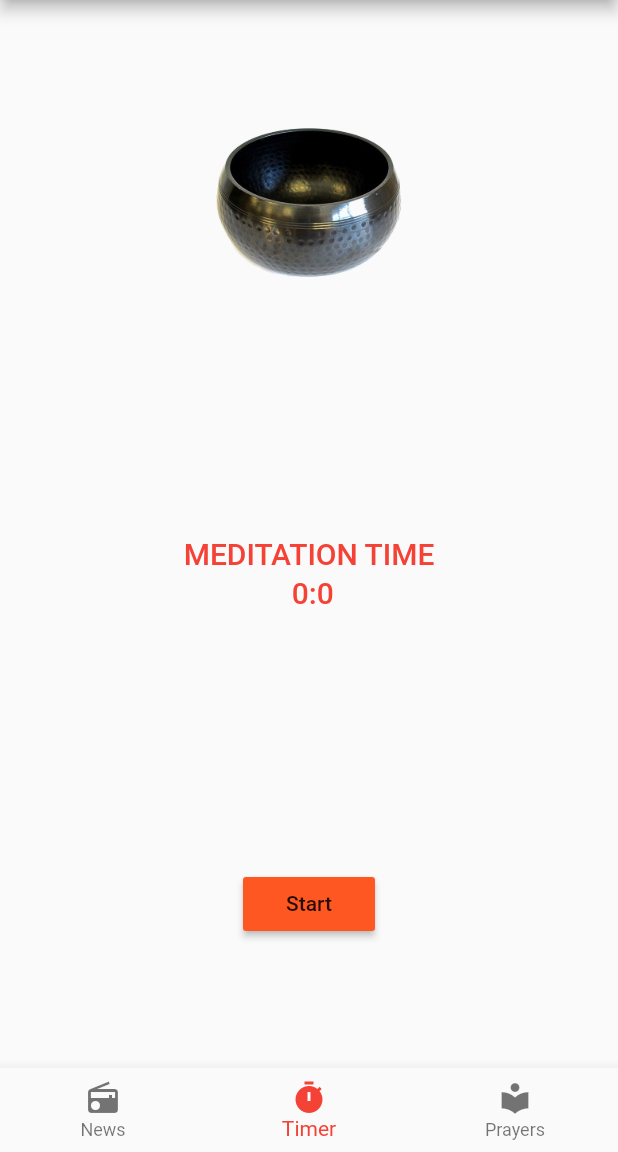
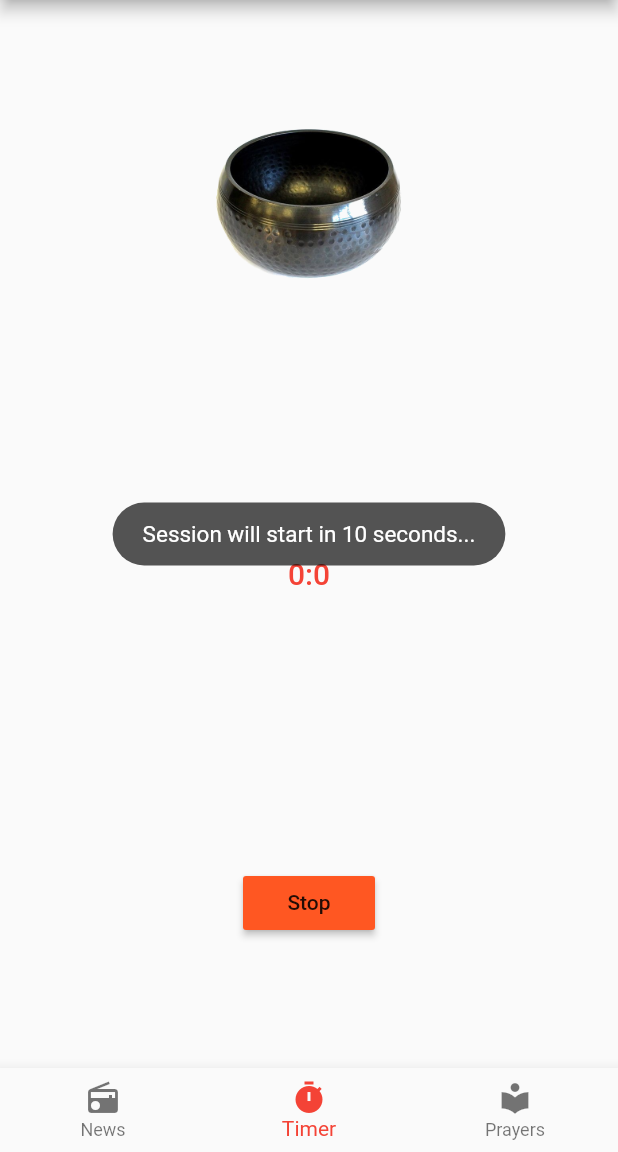
Before and after one commit to Adriano72/wccm, a Flutter app: the screen it shows after launch, item 2 of the bottom bar chosen, after a tap on "Start", on a phone screen of 412 x 824 dp, the part 84-1236 px from its top. Run offline on Flutter 3.47's test engine with Material 2 defaults, Android fonts, the phone set to English and light mode, and no system bars; our stand-ins replace audioplayers, shared_preferences, toast, wakelock; missing offline and left inert: flutter_duration_picker; network calls fail; Roboto replaces fonts that are missing (Rock Salt).

Commit message:
Timer funzionante, screen lock and shared preferences

```diff
--- a/lib/widgets/timer/timer_settings.dart
+++ b/lib/widgets/timer/timer_settings.dart
@@ -4,6 +4,8 @@ import 'package:shared_preferences/shared_preferences.dart';
 import 'dart:async';
 import 'package:audioplayers/audio_cache.dart';
 import 'package:audioplayers/audioplayers.dart';
+import 'package:toast/toast.dart';
+import 'package:wakelock/wakelock.dart';
 
 class TimerSettings extends StatefulWidget {
   @override
@@ -21,6 +23,11 @@ class _TimerSettingsState extends State<TimerSettings> {
   bool timerStarted = false;
   Timer timer;
 
+  void showToast(String message) {
+    Toast.show(message, context,
+        duration: Toast.LENGTH_LONG, gravity: Toast.CENTER);
+  }
+
   static AudioPlayer advancedPlayer = AudioPlayer();
   AudioCache player = AudioCache(
       respectSilence: false, prefix: 'sounds/', fixedPlayer: advancedPlayer);
@@ -28,18 +35,26 @@ class _TimerSettingsState extends State<TimerSettings> {
   @override
   void initState() {
     player.load('LaurenceBowlEnd.mp3');
+    _getStoredMedTime();
     super.initState();
   }
 
   void startTimer() {
+    Wakelock.toggle(on: true);
     const oneSec = const Duration(seconds: 1);
+    Future.delayed(const Duration(seconds: 10), () {
+      player.play('LaurenceBowlEnd.mp3');
       timer = Timer.periodic(
         oneSec,
         (timer) => setState(
           () {
             if (_med_duration.inSeconds < 1) {
+              player.play('LaurenceBowlEnd.mp3');
               timer.cancel();
               timerStarted = false;
+              showToast('Session ended');
+              _getStoredMedTime();
+              Wakelock.toggle(on: false);
             } else {
               this.setState(() => _med_duration = _med_duration - oneSec);
               print("Time left: $_med_duration");
@@ -47,6 +62,7 @@ class _TimerSettingsState extends State<TimerSettings> {
           },
         ),
       );
+    });
   }
 
   @override
@@ -57,16 +73,31 @@ class _TimerSettingsState extends State<TimerSettings> {
 
   String formatTime(Duration rawDuration) {
     if (rawDuration.inHours > 0) {
-      return '${_med_duration.inHours}:${_med_duration.inMinutes}:${_med_duration.inSeconds.remainder(60)}';
+      return '${_med_duration.inHours}:${_med_duration.inMinutes.remainder(60)}:${_med_duration.inSeconds.remainder(60)}';
     } else {
       return '${_med_duration.inMinutes}:${_med_duration.inSeconds.remainder(60)}';
     }
   }
 
-  _storePrepTime(_prepTime) async {
+  void _storeMedTime(int hours, int minutes) async {
     SharedPreferences prefs = await SharedPreferences.getInstance();
-    int preparationTime = _prepTime;
-    await prefs.setInt('counter', preparationTime);
+    await prefs.setInt('timerPresetHours', hours);
+    await prefs.setInt('timerPresetsMinutes', minutes.remainder(60));
+  }
+
+  Future<Map> _getStoredMedTime() async {
+    SharedPreferences prefs = await SharedPreferences.getInstance();
+    Map<String, int> storedTime = {};
+    int storedMedTimeHour = (prefs.getInt('timerPresetHours'));
+    int storedMedTimeMinutes = (prefs.getInt('timerPresetsMinutes'));
+    storedTime = {'hours': storedMedTimeHour, 'minutes': storedMedTimeMinutes};
+    setState(() {
+      _med_duration =
+          Duration(hours: storedMedTimeHour, minutes: storedMedTimeMinutes);
+    });
+    print(
+        'STORED MED TIME IS ${storedTime['hours']} HOURS AND ${storedTime['minutes']} MINUTES.');
+    return storedTime;
   }
 
   @override
@@ -90,16 +121,20 @@ class _TimerSettingsState extends State<TimerSettings> {
                       context: context,
                       initialTime: _med_duration,
                     );
+                    if (meditationDuration != null) {
                       this.setState(
                         () {
                           _med_duration = meditationDuration;
                           med_hours = _med_duration.inHours;
-                        med_minutes = _med_duration.inMinutes;
+                          med_minutes = _med_duration.inMinutes.remainder(60);
 
                           print("Med hours: $med_hours");
                           print("Med minutes: $med_minutes");
                         },
                       );
+                    }
+                    _storeMedTime(meditationDuration.inHours,
+                        meditationDuration.inMinutes);
                     //Scaffold.of(context).showSnackBar(new SnackBar(content: new Text("Chose duration: $meditationDuration")));
                   },
                   child: Text(
@@ -118,21 +153,24 @@ class _TimerSettingsState extends State<TimerSettings> {
               ],
             ),
           ),
+          //:TODO Gestire che il timer parta se il tempo è maggiore di zero
           RaisedButton(
             color: Colors.deepOrange,
             onPressed: () {
               if (timerStarted) {
+                Wakelock.toggle(on: false);
                 timer.cancel();
                 advancedPlayer.stop();
                 this.setState(
                   () => timerStarted = false,
                 );
+                _getStoredMedTime();
               } else {
-                player.play('LaurenceBowlEnd.mp3');
                 this.setState(
                   () => timerStarted = true,
                 );
                 print("BUTTON PRESSED");
+                showToast('Session will start in 10 seconds...');
                 startTimer();
               }
             },
```
Also changed, not shown: pubspec.yaml (+3 -47 lines), 2 other files. Lines whose indentation alone changed are shown as unchanged.
